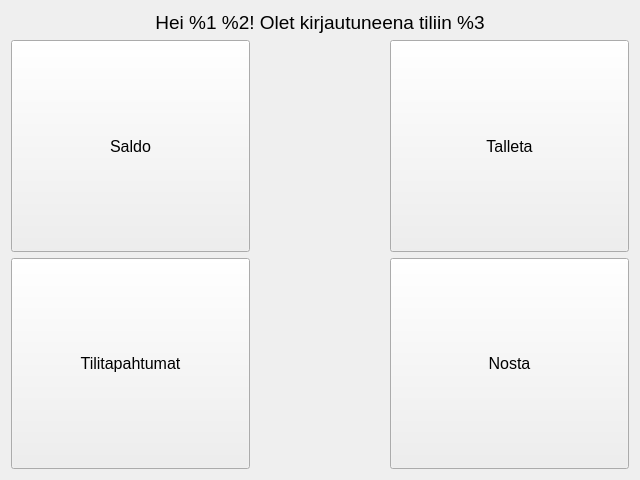
Qt form atm-ui/form/page/pagemainaccountview.ui (banksimul2022/group15) before a commit.
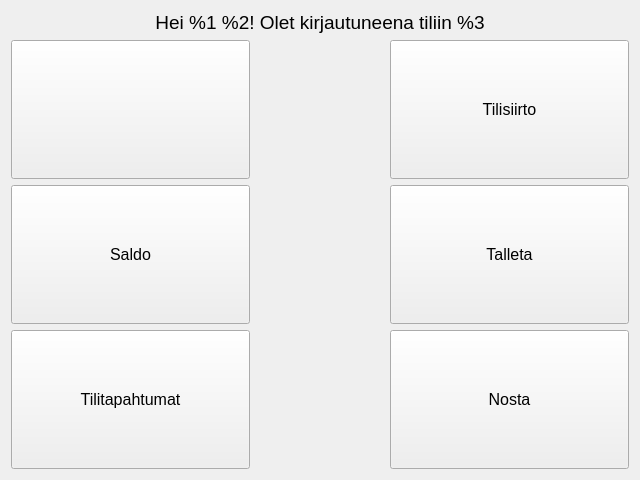
The same form after that commit. Custom widgets are drawn as their Qt base class.

Commit message: atm-ui: Add transfer support

What changed in the file:
```diff
--- a/atm-ui/form/page/pagemainaccountview.ui
+++ b/atm-ui/form/page/pagemainaccountview.ui
@@ -42,6 +42,22 @@
     <layout class="QHBoxLayout" name="layoutMain" stretch="1,2,1">
      <item>
       <layout class="QVBoxLayout" name="layoutDisplayActions">
+       <item>
+        <widget class="QPushButton" name="btnBlank">
+         <property name="sizePolicy">
+          <sizepolicy hsizetype="Minimum" vsizetype="Minimum">
+           <horstretch>0</horstretch>
+           <verstretch>0</verstretch>
+          </sizepolicy>
+         </property>
+         <property name="minimumSize">
+          <size>
+           <width>0</width>
+           <height>100</height>
+          </size>
+         </property>
+        </widget>
+       </item>
        <item>
         <widget class="QPushButton" name="btnBalance">
          <property name="sizePolicy">
@@ -152,6 +168,30 @@
      </item>
      <item>
       <layout class="QVBoxLayout" name="layoutMoneyActions">
+       <item>
+        <widget class="QPushButton" name="btnTransfer">
+         <property name="sizePolicy">
+          <sizepolicy hsizetype="Minimum" vsizetype="Minimum">
+           <horstretch>0</horstretch>
+           <verstretch>0</verstretch>
+          </sizepolicy>
+         </property>
+         <property name="minimumSize">
+          <size>
+           <width>0</width>
+           <height>100</height>
+          </size>
+         </property>
+         <property name="font">
+          <font>
+           <pointsize>12</pointsize>
+          </font>
+         </property>
+         <property name="text">
+          <string>Tilisiirto</string>
+         </property>
+        </widget>
+       </item>
        <item>
         <widget class="QPushButton" name="btnDeposit">
          <property name="sizePolicy">
```
The commit also changes 17 other files.
